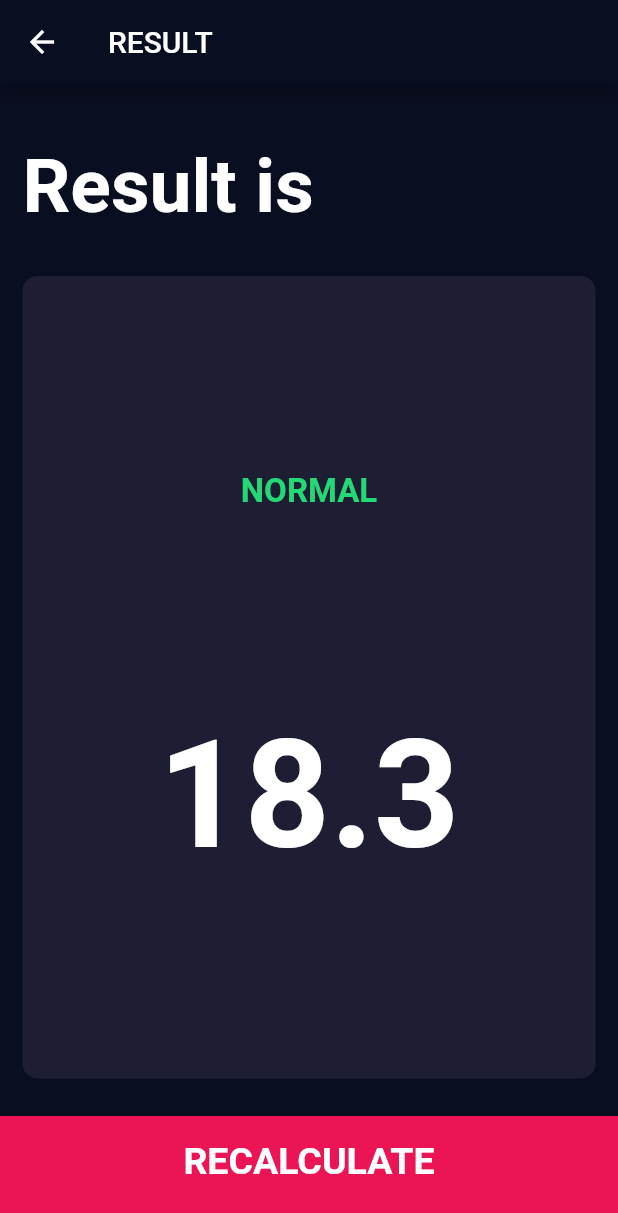
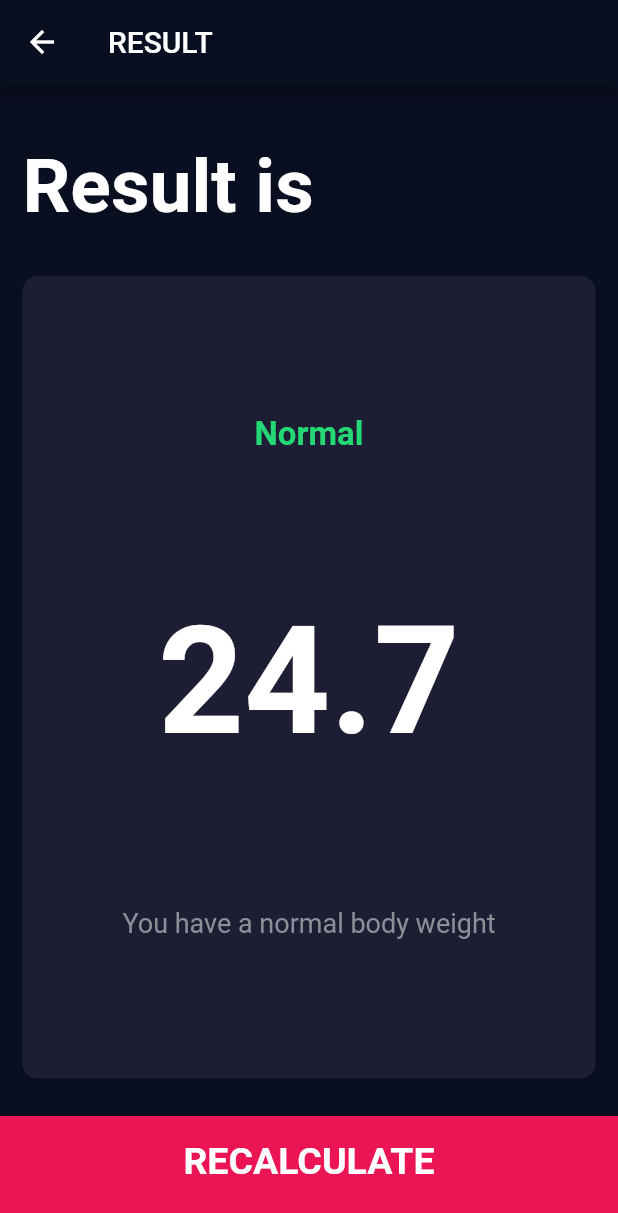
Before and after one commit to Valera1980/theme_fun, a Flutter app: the screen it shows after launch, after a tap on "CALCULATE", on a phone screen of 412 x 824 dp. Shown: the top 1213 px of the screen. Run offline on Flutter 3.47's test engine with Material 2 defaults, Android fonts, the phone set to English and light mode, and no system bars; our stand-ins replace font_awesome_flutter.

Commit message:
add calc

```diff
--- /dev/null
+++ b/lib/ResultsArgunemts.dart
@@ -0,0 +1,12 @@
+import 'package:flutter/cupertino.dart';
+
+class ResultsArguments {
+  final String bmiResult;
+  final String resultText;
+  final String comment;
+  ResultsArguments({
+     @required this.bmiResult,
+     @required this.resultText,
+     @required this.comment
+  });
+}
--- a/lib/calc-page.dart
+++ b/lib/calc-page.dart
@@ -1,12 +1,24 @@
 import 'package:flutter/material.dart';
 import 'package:themefun/card_item.dart';
 
+import 'ResultsArgunemts.dart';
 import 'calculate-button.dart';
 import 'constans.dart';
 
 class CalcPage extends StatelessWidget {
+//  final String bmiResult;
+//  final String resultText;
+//  final String comment;
+//  CalcPage({
+//    @required this.bmiResult,
+//    @required this.resultText,
+//    @required this.comment
+//  });
+
   @override
   Widget build(BuildContext context) {
+    final ResultsArguments args = ModalRoute.of(context).settings.arguments;
+
     return Scaffold(
       appBar: AppBar(
         title: Text('RESULT'),
@@ -30,8 +42,9 @@ class CalcPage extends StatelessWidget {
                 mainAxisAlignment: MainAxisAlignment.spaceEvenly,
                 crossAxisAlignment: CrossAxisAlignment.center,
                 children: <Widget>[
-                  Text('NORMAL', style: kResultTextStyle,),
-                  Text('18.3', style: kBmiTextStyle,)
+                  Text(args.resultText, style: kResultTextStyle,),
+                  Text(args.bmiResult, style: kBmiTextStyle,),
+                  Text(args.comment, style: kLabelTextStyle,)
                 ],
               ),
             ),
--- a/lib/calculator/calculator.dart
+++ b/lib/calculator/calculator.dart
@@ -0,0 +1,33 @@
+import 'dart:math';
+import 'package:flutter/cupertino.dart';
+
+class Calculator {
+  final int weight;
+  final int height;
+  double _bmi;
+  Calculator({this.height, this.weight}){
+//    assert(height == 0);
+  }
+  String calc() {
+    _bmi = weight / pow(height/100, 2);
+    return _bmi.toStringAsFixed(1);
+  }
+  String getResult() {
+    if(_bmi >=25){
+      return 'Overweight';
+    } else if( _bmi > 18){
+      return 'Normal';
+    } else {
+      return 'Underweight';
+    }
+  }
+  String getAdvancedComment() {
+    if(_bmi >=25){
+      return 'You have a higher than normal body weight. Try to exercise more';
+    } else if( _bmi > 18){
+      return 'You have a normal body weight';
+    } else {
+      return 'You have a lower than normal body weight. Try to eat a bit more';
+    }
+  }
+}
--- a/lib/input_page_widget.dart
+++ b/lib/input_page_widget.dart
@@ -1,6 +1,9 @@
 import 'package:flutter/material.dart';
 import 'package:font_awesome_flutter/font_awesome_flutter.dart';
+import 'package:themefun/ResultsArgunemts.dart';
+import 'package:themefun/calc-page.dart';
 import 'calculate-button.dart';
+import 'calculator/calculator.dart';
 import 'constans.dart';
 import 'card_item.dart';
 import 'custom_round_icon_button.dart';
@@ -14,8 +17,8 @@ class _InputPageState extends State<InputPage> {
   Color maleCardColor = kInactiveCardColor;
   Color feMaleCardColor = kInactiveCardColor;
   int height = 180;
-  int weight = 60;
-  int age = 15;
+  int weight = 80;
+  int age = 30;
   void updateColor(Gender gender) {
     if (gender == Gender.male) {
       if (maleCardColor == kInactiveCardColor) {
@@ -185,7 +188,7 @@ class _InputPageState extends State<InputPage> {
                                 iconData: FontAwesomeIcons.minus,
                                 onPress: () {
                                   setState(() {
-                                    if(weight > 40){
+                                    if (weight > 40) {
                                       weight--;
                                     }
                                   });
@@ -218,7 +221,7 @@ class _InputPageState extends State<InputPage> {
                               iconData: FontAwesomeIcons.plus,
                               onPress: () {
                                 setState(() {
-                                    age++;
+                                  age++;
                                 });
                               },
                             ),
@@ -229,7 +232,7 @@ class _InputPageState extends State<InputPage> {
                               iconData: FontAwesomeIcons.minus,
                               onPress: () {
                                 setState(() {
-                                  if(age > 10){
+                                  if (age > 10) {
                                     age--;
                                   }
                                 });
@@ -244,10 +247,24 @@ class _InputPageState extends State<InputPage> {
               ),
             ),
             CalculateButton(
-              onTap: (){
-                Navigator.pushNamed(context, '/result-page');
+              onTap: () {
+                Calculator calc =
+                    new Calculator(height: height, weight: weight);
+                String bmiResult = calc.calc();
+                String resultText = calc.getResult();
+                String comment = calc.getAdvancedComment();
+
+                Navigator.pushNamed(context, '/result-page',
+                    arguments: ResultsArguments(
+                      bmiResult: bmiResult,
+                      resultText: resultText,
+                      comment: comment,
+                    ));
               },
-              text: Text('CALCULATE', style: kLargeButtonTextStyleSmaller,),
+              text: Text(
+                'CALCULATE',
+                style: kLargeButtonTextStyleSmaller,
+              ),
             )
           ],
         ));
```
